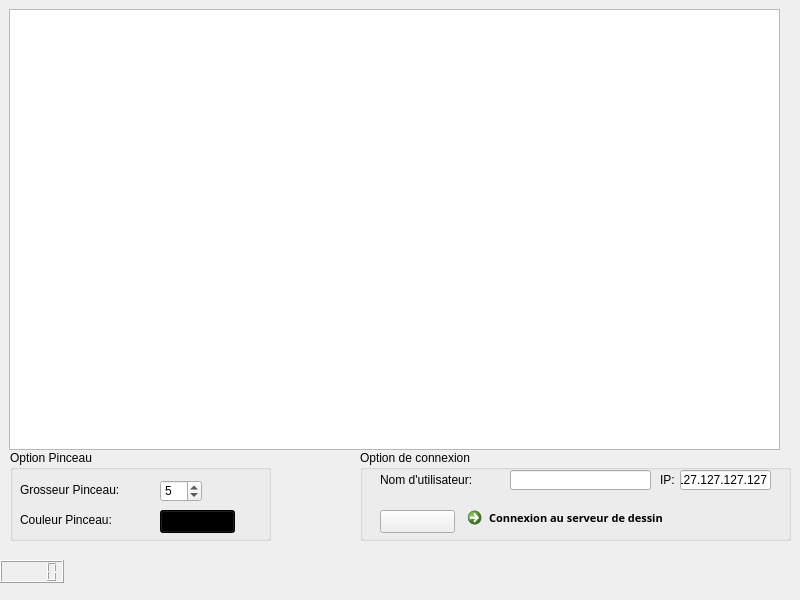
Qt form paintonlineclient.ui (Jc016/cll-PaintOnline) before a commit.
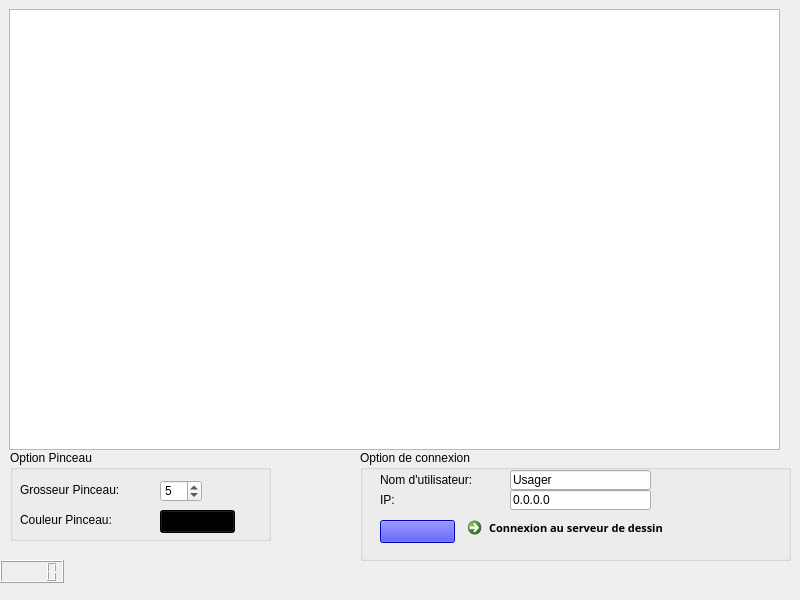
The same form after that commit.

```diff
--- a/paintonlineclient.ui
+++ b/paintonlineclient.ui
@@ -60,30 +60,17 @@
       <x>360</x>
       <y>450</y>
       <width>431</width>
-      <height>91</height>
+      <height>111</height>
      </rect>
     </property>
     <property name="title">
      <string>Option de connexion</string>
     </property>
-    <widget class="QPushButton" name="pbCouleurUtilisateur">
-     <property name="geometry">
-      <rect>
-       <x>20</x>
-       <y>60</y>
-       <width>75</width>
-       <height>23</height>
-      </rect>
-     </property>
-     <property name="text">
-      <string/>
-     </property>
-    </widget>
     <widget class="QCommandLinkButton" name="clbConnecteServeur">
      <property name="geometry">
       <rect>
        <x>100</x>
-       <y>50</y>
+       <y>60</y>
        <width>241</width>
        <height>41</height>
       </rect>
@@ -120,12 +107,15 @@
        <height>20</height>
       </rect>
      </property>
+     <property name="text">
+      <string>Usager</string>
+     </property>
     </widget>
     <widget class="QLabel" name="label_2">
      <property name="geometry">
       <rect>
-       <x>300</x>
-       <y>20</y>
+       <x>20</x>
+       <y>40</y>
        <width>21</width>
        <height>20</height>
       </rect>
@@ -137,17 +127,33 @@
     <widget class="QLineEdit" name="txtIp">
      <property name="geometry">
       <rect>
-       <x>320</x>
-       <y>20</y>
-       <width>91</width>
+       <x>150</x>
+       <y>40</y>
+       <width>141</width>
        <height>20</height>
       </rect>
      </property>
      <property name="text">
-      <string>127.127.127.127</string>
+      <string>0.0.0.0</string>
      </property>
      <property name="maxLength">
-      <number>16</number>
+      <number>15</number>
+     </property>
+    </widget>
+    <widget class="QPushButton" name="pbCouleurUtilisateur">
+     <property name="geometry">
+      <rect>
+       <x>20</x>
+       <y>70</y>
+       <width>75</width>
+       <height>23</height>
+      </rect>
+     </property>
+     <property name="styleSheet">
+      <string notr="true"> background-color: rgb(0,0,255)</string>
+     </property>
+     <property name="text">
+      <string/>
      </property>
     </widget>
    </widget>
```
Left out of the diff: 2 changed lines with no effect on the pictures.
